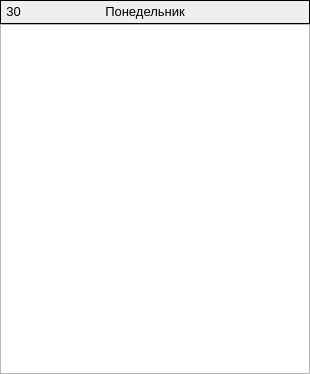
Before: the Qt Designer form VPaHMI/CourseWork/headertableitem.ui in MangriMen/SibSUTIS5semester, drawn with Qt 5.
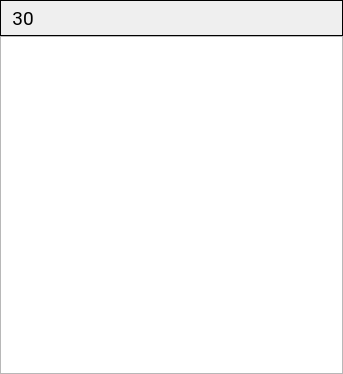
After: the same form once the commit is applied. Icons and pictures are not drawn.

The edit to the form file:
```diff
--- a/VPaHMI/CourseWork/headertableitem.ui
+++ b/VPaHMI/CourseWork/headertableitem.ui
@@ -6,7 +6,7 @@
    <rect>
     <x>0</x>
     <y>0</y>
-    <width>310</width>
+    <width>343</width>
     <height>374</height>
    </rect>
   </property>
@@ -30,7 +30,35 @@
     <number>0</number>
    </property>
    <item row="1" column="0" colspan="2">
-    <widget class="QTableView" name="tblData"/>
+    <widget class="QTableView" name="tblData">
+     <property name="font">
+      <font>
+       <family>Roboto</family>
+       <pointsize>12</pointsize>
+      </font>
+     </property>
+     <property name="editTriggers">
+      <set>QAbstractItemView::NoEditTriggers</set>
+     </property>
+     <property name="selectionMode">
+      <enum>QAbstractItemView::SingleSelection</enum>
+     </property>
+     <property name="selectionBehavior">
+      <enum>QAbstractItemView::SelectRows</enum>
+     </property>
+     <attribute name="horizontalHeaderCascadingSectionResizes">
+      <bool>true</bool>
+     </attribute>
+     <attribute name="horizontalHeaderDefaultSectionSize">
+      <number>20</number>
+     </attribute>
+     <attribute name="horizontalHeaderStretchLastSection">
+      <bool>true</bool>
+     </attribute>
+     <attribute name="verticalHeaderVisible">
+      <bool>false</bool>
+     </attribute>
+    </widget>
    </item>
    <item row="0" column="1">
     <widget class="QFrame" name="frame">
@@ -67,9 +95,16 @@
           <verstretch>0</verstretch>
          </sizepolicy>
         </property>
+        <property name="minimumSize">
+         <size>
+          <width>34</width>
+          <height>34</height>
+         </size>
+        </property>
         <property name="font">
          <font>
-          <pointsize>10</pointsize>
+          <family>Roboto</family>
+          <pointsize>14</pointsize>
          </font>
         </property>
         <property name="lineWidth">
@@ -85,7 +120,7 @@
          <set>Qt::AlignCenter</set>
         </property>
         <property name="margin">
-         <number>5</number>
+         <number>0</number>
         </property>
        </widget>
       </item>
@@ -97,17 +132,24 @@
           <verstretch>0</verstretch>
          </sizepolicy>
         </property>
+        <property name="minimumSize">
+         <size>
+          <width>34</width>
+          <height>34</height>
+         </size>
+        </property>
         <property name="font">
          <font>
-          <pointsize>10</pointsize>
+          <family>Roboto</family>
+          <pointsize>14</pointsize>
          </font>
         </property>
-        <property name="text">
-         <string>Понедельник</string>
-        </property>
         <property name="alignment">
          <set>Qt::AlignCenter</set>
         </property>
+        <property name="margin">
+         <number>0</number>
+        </property>
        </widget>
       </item>
       <item>
@@ -118,6 +160,12 @@
           <verstretch>0</verstretch>
          </sizepolicy>
         </property>
+        <property name="minimumSize">
+         <size>
+          <width>26</width>
+          <height>26</height>
+         </size>
+        </property>
         <property name="cursor">
          <cursorShape>PointingHandCursor</cursorShape>
         </property>
```
